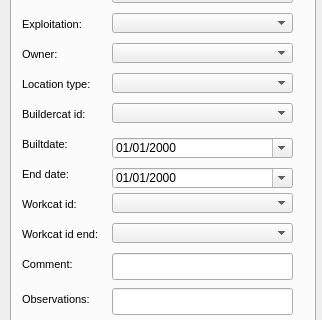
Qt form ui/add_element.ui (Giswater/giswater_qgis_plugin) before a commit; both pictures show x 0 to 322 and y 148 to 468 of the 322 by 606 pixel window.
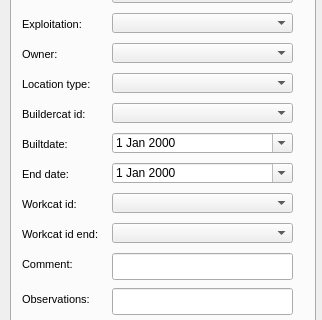
The same form after that commit. Icons and pictures are not drawn.

Commit message: manage QdateEdits when is a new element

```diff
--- a/ui/add_element.ui
+++ b/ui/add_element.ui
@@ -719,34 +719,28 @@
       <number>3</number>
      </property>
     </widget>
-    <widget class="QDateTimeEdit" name="builtdate">
+    <widget class="QDateEdit" name="builtdate">
      <property name="geometry">
       <rect>
        <x>100</x>
-       <y>250</y>
+       <y>245</y>
        <width>181</width>
        <height>20</height>
       </rect>
      </property>
-     <property name="displayFormat">
-      <string>dd/MM/yyyy</string>
-     </property>
      <property name="calendarPopup">
       <bool>true</bool>
      </property>
     </widget>
-    <widget class="QDateTimeEdit" name="enddate">
+    <widget class="QDateEdit" name="enddate">
      <property name="geometry">
       <rect>
        <x>100</x>
-       <y>280</y>
+       <y>275</y>
        <width>181</width>
        <height>20</height>
       </rect>
      </property>
-     <property name="displayFormat">
-      <string>dd/MM/yyyy</string>
-     </property>
      <property name="calendarPopup">
       <bool>true</bool>
      </property>
```
The commit also changes 2 other files.
